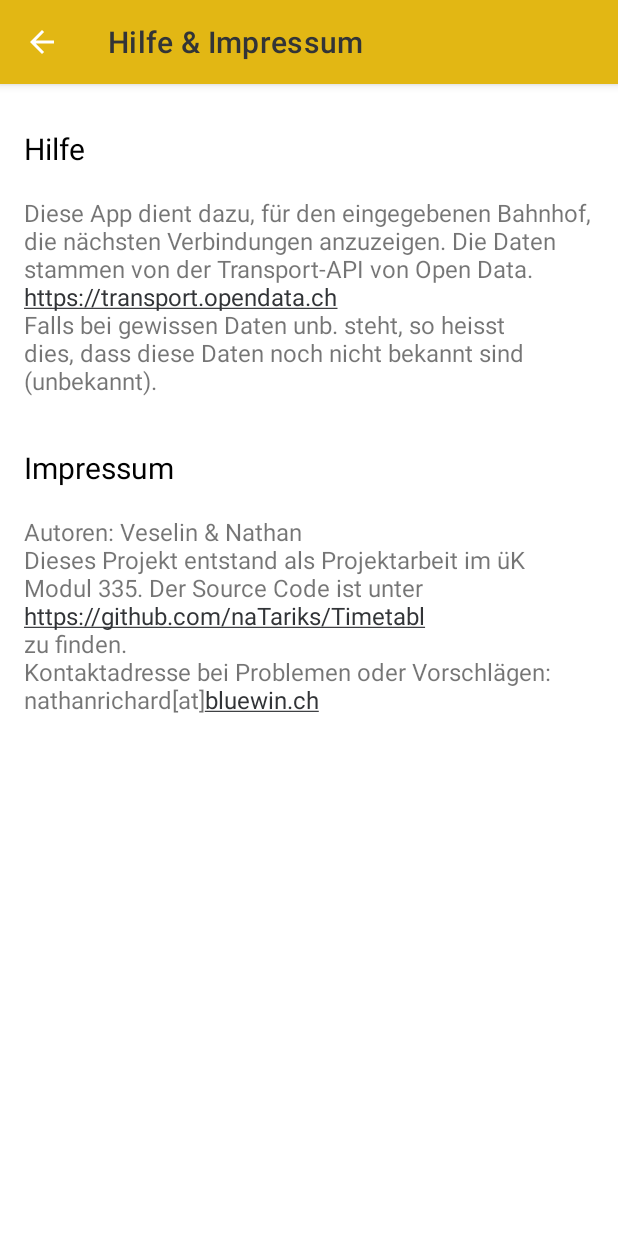
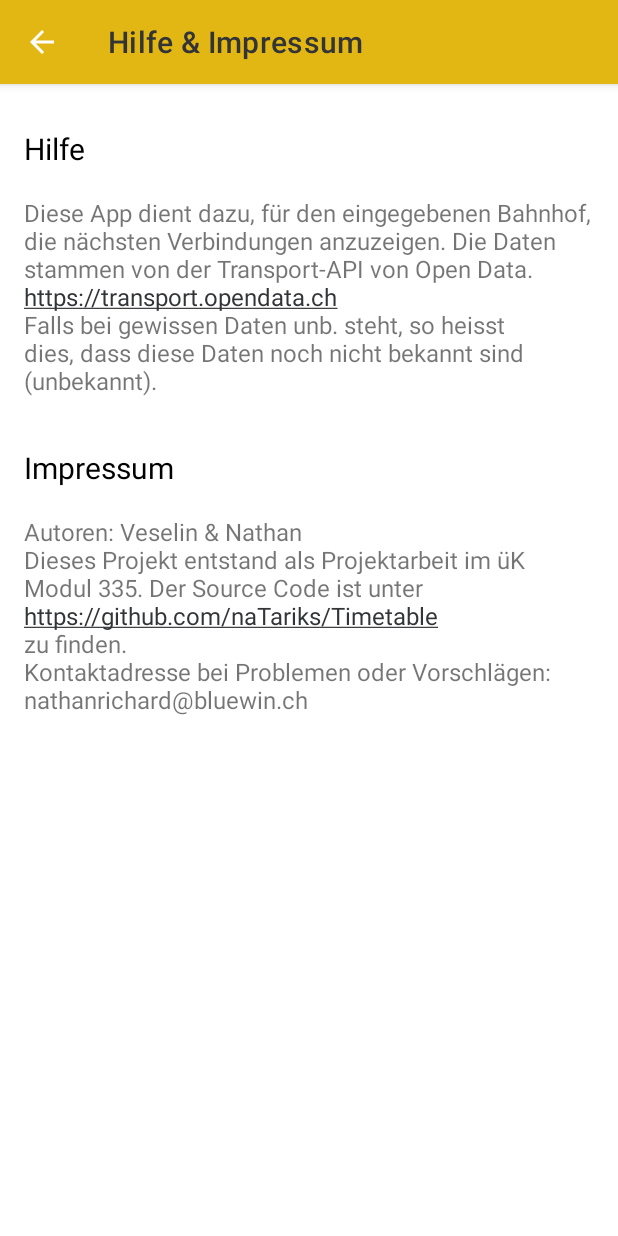
Before and after one commit to naTariks/Timetable, an Android app: the HelpImpressum screen opened directly, with no data from a screen before it, on a phone screen of 412 x 824 dp. Run offline under Robolectric (Android 15) with nearby library versions, the phone set to English and light mode, and no system bars; network calls fail.

```diff
--- a/app/src/main/java/ch/stanrich/timetable/adapter/AbfahrtsplanAdapter.java
+++ b/app/src/main/java/ch/stanrich/timetable/adapter/AbfahrtsplanAdapter.java
@@ -1,20 +1,16 @@
 package ch.stanrich.timetable.adapter;
 
 import android.content.Context;
-import android.util.Log;
 import android.view.LayoutInflater;
 import android.view.View;
 import android.view.ViewGroup;
 import android.widget.ArrayAdapter;
-import android.widget.SimpleAdapter;
 import android.widget.TextView;
 
-import java.text.ParseException;
 import java.text.SimpleDateFormat;
 import java.util.TimeZone;
 
 import ch.stanrich.timetable.R;
-import ch.stanrich.timetable.helper.VerbindungJsonParser;
 import ch.stanrich.timetable.model.Bahnhof;
 import ch.stanrich.timetable.model.Verbindung;
 
@@ -24,6 +20,7 @@ public class AbfahrtsplanAdapter extends ArrayAdapter<Verbindung> {
     public static final String NACH = "nach ";
 
     private static final SimpleDateFormat hourminutesFormatter = new SimpleDateFormat("HH:mm");
+
     static {
         hourminutesFormatter.setTimeZone(TimeZone.getTimeZone("Europe/Zurich"));
     }
--- a/app/src/main/res/layout/activity_help_impressum.xml
+++ b/app/src/main/res/layout/activity_help_impressum.xml
@@ -4,65 +4,65 @@
     xmlns:tools="http://schemas.android.com/tools"
     android:layout_width="match_parent"
     android:layout_height="match_parent"
-    tools:context=".HelpImpressum"
-    android:padding="16dp">
+    android:padding="16dp"
+    tools:context=".HelpImpressum">
 
     <TextView
         android:id="@+id/txtHelpTitle"
         android:layout_width="match_parent"
         android:layout_height="wrap_content"
+        android:layout_marginTop="13dp"
         android:text="@string/hilfeTitle"
-        android:layout_marginTop="13dp"
 
+        android:textColor="@color/black"
         android:textSize="20dp"
-        android:textColor="@color/black"
 
         app:layout_constraintEnd_toEndOf="parent"
         app:layout_constraintStart_toStartOf="parent"
-        app:layout_constraintTop_toTopOf="parent"/>
+        app:layout_constraintTop_toTopOf="parent" />
 
     <TextView
         android:id="@+id/txtHelp"
         android:layout_width="match_parent"
         android:layout_height="wrap_content"
-        android:text="@string/hilfeText"
-
-        android:textSize="16dp"
-
-        app:layout_constraintEnd_toEndOf="parent"
-        app:layout_constraintStart_toStartOf="parent"
-        app:layout_constraintTop_toBottomOf="@+id/txtHelpTitle"
+        android:layout_marginTop="18dp"
 
         android:autoLink="web"
-        android:layout_marginTop="18dp"/>
+
+        android:text="@string/hilfeText"
+        android:textSize="16dp"
+        app:layout_constraintEnd_toEndOf="parent"
+
+        app:layout_constraintStart_toStartOf="parent"
+        app:layout_constraintTop_toBottomOf="@+id/txtHelpTitle" />
 
     <TextView
         android:id="@+id/txtImpressumTitle"
         android:layout_width="match_parent"
         android:layout_height="wrap_content"
+        android:layout_marginTop="33dp"
+
         android:text="@string/impressumTitle"
+        android:textColor="@color/black"
 
         android:textSize="20dp"
-        android:textColor="@color/black"
-
         app:layout_constraintEnd_toEndOf="parent"
         app:layout_constraintStart_toStartOf="parent"
-        app:layout_constraintTop_toBottomOf="@+id/txtHelp"
 
-        android:layout_marginTop="33dp"/>
+        app:layout_constraintTop_toBottomOf="@+id/txtHelp" />
 
     <TextView
         android:id="@+id/txtImpressum"
         android:layout_width="match_parent"
         android:layout_height="wrap_content"
-        android:text="@string/impressumText"
-
-        android:textSize="16dp"
-
-        app:layout_constraintEnd_toEndOf="parent"
-        app:layout_constraintStart_toStartOf="parent"
-        app:layout_constraintTop_toBottomOf="@+id/txtImpressumTitle"
+        android:layout_marginTop="18dp"
 
         android:autoLink="web"
-        android:layout_marginTop="18dp"/>
+
+        android:text="@string/impressumText"
+        android:textSize="16dp"
+        app:layout_constraintEnd_toEndOf="parent"
+
+        app:layout_constraintStart_toStartOf="parent"
+        app:layout_constraintTop_toBottomOf="@+id/txtImpressumTitle" />
 </androidx.constraintlayout.widget.ConstraintLayout>
--- a/app/src/main/res/values/strings.xml
+++ b/app/src/main/res/values/strings.xml
@@ -8,5 +8,5 @@
     <string name="hilfeTitle">Hilfe</string>
     <string name="hilfeText">Diese App dient dazu, für den eingegebenen Bahnhof, die nächsten Verbindungen anzuzeigen. Die Daten stammen von der Transport-API von Open Data. https://transport.opendata.ch \nFalls bei gewissen Daten unb. steht, so heisst dies, dass diese Daten noch nicht bekannt sind (unbekannt).</string>
     <string name="impressumTitle">Impressum</string>
-    <string name="impressumText">Autoren: Veselin &amp; Nathan\nDieses Projekt entstand als Projektarbeit im üK Modul 335. Der Source Code ist unter \nhttps://github.com/naTariks/Timetabl \nzu finden. \nKontaktadresse bei Problemen oder Vorschlägen: \nnathanrichard[at]bluewin.ch</string>
+    <string name="impressumText">Autoren: Veselin &amp; Nathan\nDieses Projekt entstand als Projektarbeit im üK Modul 335. Der Source Code ist unter \nhttps://github.com/naTariks/Timetable \nzu finden. \nKontaktadresse bei Problemen oder Vorschlägen: \nnathanrichard@bluewin.ch</string>
 </resources>
```
Also changed, not shown: app/src/main/java/ch/stanrich/timetable/Abfahrtsplan.java (+16 -15 lines), app/src/main/java/ch/stanrich/timetable/HelpImpressum.java (+4 -4 lines), app/src/main/java/ch/stanrich/timetable/MainActivity.java (+18 -8 lines), app/src/main/java/ch/stanrich/timetable/VerbindungsDetail.java (+16 -8 lines), app/src/main/java/ch/stanrich/timetable/helper/VerbindungJsonParser.java (+15 -29 lines), app/src/main/java/ch/stanrich/timetable/model/Bahnhof.java (+13 -13 lines), app/src/main/java/ch/stanrich/timetable/model/Verbindung.java (+22 -36 lines), app/src/main/res/layout/activity_abfahrtsplan.xml (+16 -20 lines), app/src/main/res/layout/activity_main.xml (+29 -31 lines), app/src/main/res/layout/activity_verbindungs_detail.xml (+40 -32 lines), app/src/main/res/layout/fragment_abfahrtsplan.xml (+4 -6 lines).
